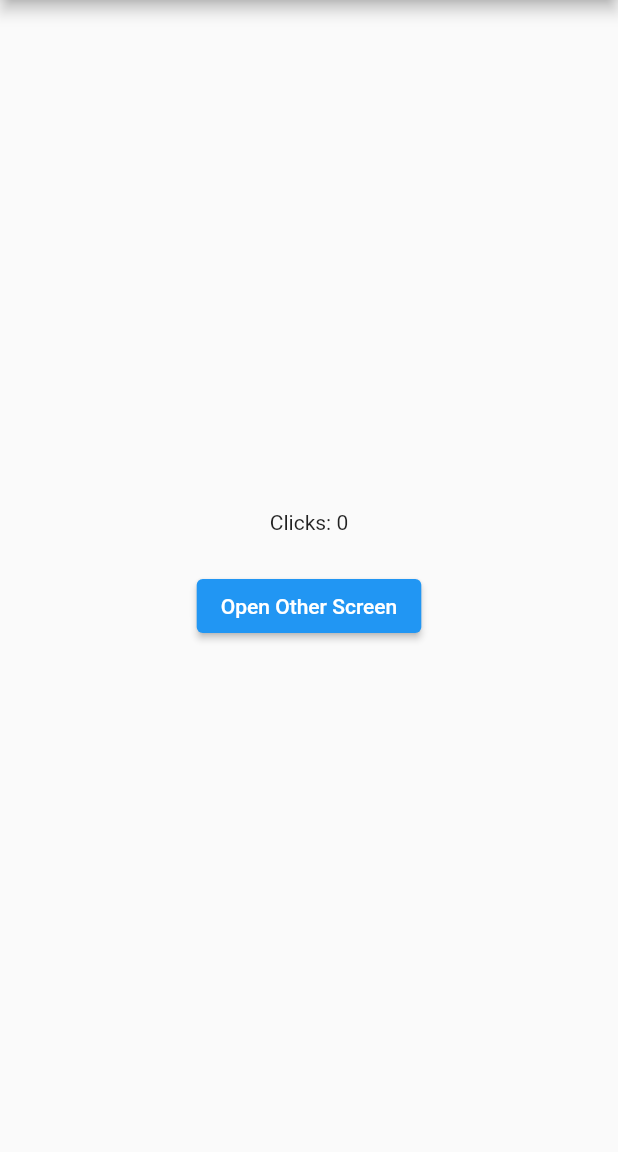
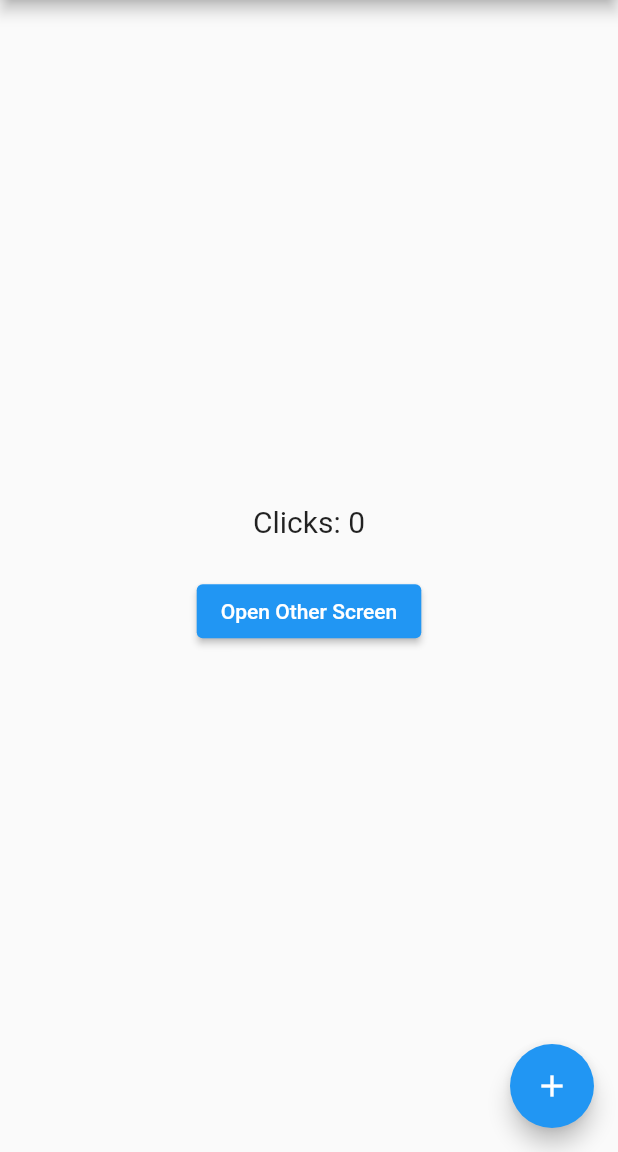
Before and after one commit to rashidwassan/flutter-counter-getx, a Flutter app: the screen it shows after launch, on a phone screen of 412 x 824 dp, the part 84-1236 px from its top. Run offline on Flutter 3.47's test engine with Material 2 defaults, Android fonts, the light colour scheme and no system bars; our stand-ins replace get.

Commit message:
add floating action button

```diff
--- a/lib/pages/home.dart
+++ b/lib/pages/home.dart
@@ -13,13 +13,19 @@ class HomeScreen extends StatelessWidget {
   Widget build(BuildContext context) {
     return Scaffold(
       appBar: AppBar(title: const Text("Counter")),
+      floatingActionButton: FloatingActionButton(
+          child: const Icon(Icons.add),
+          onPressed: _counterController.increment),
       body: Center(
         child: Column(
           mainAxisAlignment: MainAxisAlignment.center,
           crossAxisAlignment: CrossAxisAlignment.center,
           children: [
             // using the instance of controller to acces count's value
-            Obx(() => Text("Clicks: ${_counterController.count}")),
+            Obx(() => Text(
+                  "Clicks: ${_counterController.count}",
+                  style: const TextStyle(fontSize: 20),
+                )),
             // adding a bit of spacing (vertical)
             const SizedBox(height: 24),
             ElevatedButton(
```
